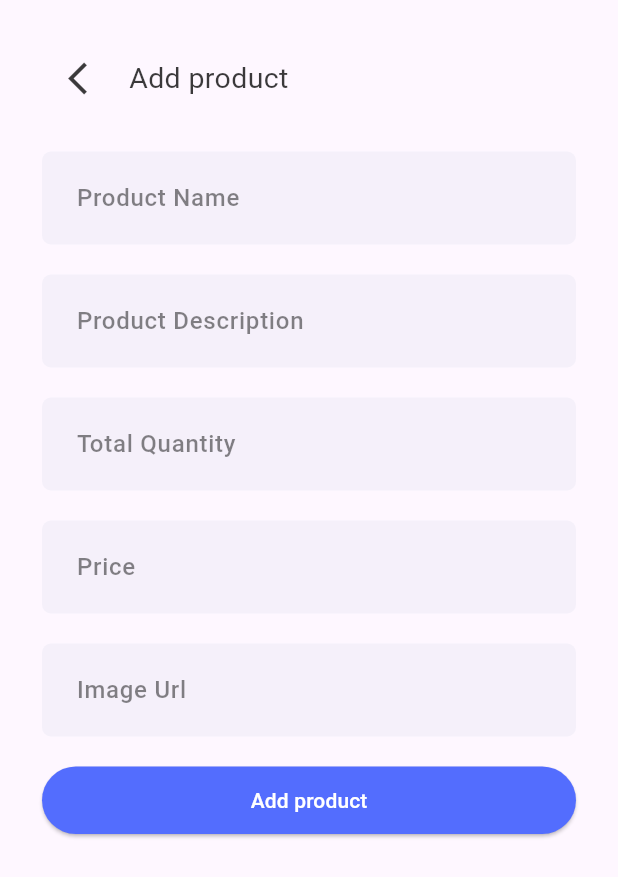
After one commit to vaibhavchoursiya/inventory-ui-firestore, a Flutter app: the AddProduct screen opened by its route, on a phone screen of 412 x 824 dp. The commit adds this screen. Shown: the top 877 px of the screen. Run offline on Flutter 3.47's test engine with Material 3 defaults, Android fonts, the phone set to English and light mode, and no system bars; our stand-ins replace cloud_firestore, firebase_core, font_awesome_flutter, go_router, google_fonts; accounts and stored records are empty; network calls fail; Roboto replaces fonts that are missing (Poppins).

Commit message:
add product page is added.

```diff
--- a/lib/main.dart
+++ b/lib/main.dart
@@ -1,6 +1,7 @@
 import 'package:firebase_core/firebase_core.dart';
 import 'package:flutter/material.dart';
 import 'package:inventory_management_app/firebase_options.dart';
+import 'package:inventory_management_app/providers/add_product_provider.dart';
 import 'package:inventory_management_app/providers/cart_provider.dart';
 import 'package:inventory_management_app/providers/home_provider.dart';
 import 'package:inventory_management_app/routes.dart';
@@ -25,6 +26,9 @@ class MyApp extends StatelessWidget {
         ChangeNotifierProvider(
           create: (context) => CartProvider(),
         ),
+        ChangeNotifierProvider(
+          create: (context) => AddProductProvider(),
+        ),
       ],
       child: MaterialApp.router(
         debugShowCheckedModeBanner: false,
--- a/lib/models/product_model.dart
+++ b/lib/models/product_model.dart
@@ -1,5 +1,6 @@
 class ProductModel {
   final String id;
+  final String imageUrl;
   final String name;
   final String description;
   final int totalQuantity;
@@ -8,6 +9,7 @@ class ProductModel {
 
   ProductModel(
       {required this.id,
+      required this.imageUrl,
       required this.name,
       required this.description,
       required this.totalQuantity,
@@ -19,6 +21,7 @@ class ProductModel {
       "name": name,
       "description": description,
       "totalQuantity": totalQuantity,
+      "imageUrl": imageUrl,
       "price": price,
     };
   }
@@ -26,6 +29,8 @@ class ProductModel {
   factory ProductModel.fromJson(Map model, String id) {
     return ProductModel(
         id: id,
+        imageUrl: model["imageUrl"] ??
+            "https://www.katyayaniorganics.com/wp-content/uploads/2022/09/PROM.png",
         name: model["name"],
         description: model["description"],
         totalQuantity: model["totalQuantity"],
--- /dev/null
+++ b/lib/providers/add_product_provider.dart
@@ -0,0 +1,38 @@
+import 'package:flutter/material.dart';
+import 'package:inventory_management_app/models/product_model.dart';
+import 'package:inventory_management_app/services/firebase_firestore_service.dart';
+
+class AddProductProvider extends ChangeNotifier {
+  bool processLoader = false;
+
+  TextEditingController productNameController = TextEditingController();
+  TextEditingController descriptionController = TextEditingController();
+  TextEditingController totalQuantityController = TextEditingController();
+  TextEditingController priceController = TextEditingController();
+  TextEditingController imageUrlController = TextEditingController();
+
+  resetTextEditingController() {
+    productNameController.clear();
+    descriptionController.clear();
+    totalQuantityController.clear();
+    priceController.clear();
+    imageUrlController.clear();
+  }
+
+  updateProcessLoader(value) {
+    processLoader = value;
+    notifyListeners();
+  }
+
+  addProduct() async {
+    updateProcessLoader(true);
+    final data = {
+      "name": productNameController.text.trim(),
+      "description": descriptionController.text.trim(),
+      "totalQuantity": int.parse(totalQuantityController.text.trim()),
+      "imageUrl": imageUrlController.text.trim(),
+      "price": double.parse(priceController.text.trim()),
+    };
+    await FirebaseFirestoreService.addProduct(data);
+  }
+}
--- a/lib/routes.dart
+++ b/lib/routes.dart
@@ -1,4 +1,5 @@
 import 'package:go_router/go_router.dart';
+import 'package:inventory_management_app/screens/add_product.dart';
 import 'package:inventory_management_app/screens/cart_screen.dart';
 import 'package:inventory_management_app/screens/home_screen.dart';
 
@@ -10,6 +11,11 @@ class AppRouter {
       builder: (context, state) => const HomeScreen(),
     ),
     GoRoute(
+      path: "/add_product",
+      name: "/add_product",
+      builder: (context, state) => const AddProduct(),
+    ),
+    GoRoute(
       path: "/cart",
       name: "/cart",
       builder: (context, state) {
--- /dev/null
+++ b/lib/screens/add_product.dart
@@ -0,0 +1,141 @@
+import 'package:flutter/material.dart';
+import 'package:google_fonts/google_fonts.dart';
+import 'package:inventory_management_app/apptheme.dart';
+import 'package:inventory_management_app/providers/add_product_provider.dart';
+import 'package:inventory_management_app/utilites/validators.dart';
+import 'package:inventory_management_app/widgets/mtext_form_field.dart';
+import 'package:inventory_management_app/widgets/simple_navbar.dart';
+import 'package:provider/provider.dart';
+
+class AddProduct extends StatelessWidget {
+  const AddProduct({super.key});
+
+  @override
+  Widget build(BuildContext context) {
+    final processLoader = context
+        .select<AddProductProvider, bool>((provider) => provider.processLoader);
+    const border = OutlineInputBorder(
+      borderSide: BorderSide.none,
+      borderRadius: BorderRadius.all(
+        Radius.circular(6),
+      ),
+    );
+    return Scaffold(
+      body: SafeArea(
+        child: SingleChildScrollView(
+          child: Stack(
+            children: [
+              Padding(
+                padding: const EdgeInsets.all(28.0),
+                child: Column(
+                  crossAxisAlignment: CrossAxisAlignment.end,
+                  children: [
+                    SimpleNavBar(
+                      text: "Add product",
+                      doYouWantDeleteButton: false,
+                      initialLoader: false,
+                      processLoader: processLoader,
+                    ),
+                    const SizedBox(
+                      height: 25.0,
+                    ),
+                    AddProductForm(border: border)
+                  ],
+                ),
+              ),
+              if (processLoader) ...[
+                const Positioned.fill(child: ModalBarrier()),
+                const Positioned.fill(
+                  child: Center(
+                    child: CircularProgressIndicator(),
+                  ),
+                ),
+              ]
+            ],
+          ),
+        ),
+      ),
+    );
+  }
+}
+
+class AddProductForm extends StatefulWidget {
+  const AddProductForm({
+    super.key,
+    required this.border,
+  });
+
+  final OutlineInputBorder border;
+
+  @override
+  State<AddProductForm> createState() => _AddProductFormState();
+}
+
+class _AddProductFormState extends State<AddProductForm> {
+  final GlobalKey<FormState> formkeyProduct = GlobalKey<FormState>();
+  @override
+  Widget build(BuildContext context) {
+    return Form(
+        key: formkeyProduct,
+        child: Column(
+          children: [
+            MTextFormFieldColumn(
+              border: widget.border,
+              hintText: "Product Name",
+              controller:
+                  context.read<AddProductProvider>().productNameController,
+              validator: Validators.emptyValidator,
+            ),
+            MTextFormFieldColumn(
+              border: widget.border,
+              hintText: "Product Description",
+              controller:
+                  context.read<AddProductProvider>().descriptionController,
+              validator: Validators.emptyValidator,
+            ),
+            MTextFormFieldColumn(
+              border: widget.border,
+              hintText: "Total Quantity",
+              controller:
+                  context.read<AddProductProvider>().totalQuantityController,
+              validator: Validators.emptyValidator,
+            ),
+            MTextFormFieldColumn(
+              border: widget.border,
+              hintText: "Price",
+              controller: context.read<AddProductProvider>().priceController,
+              validator: Validators.emptyValidator,
+            ),
+            MTextFormFieldColumn(
+              border: widget.border,
+              hintText: "Image Url",
+              controller: context.read<AddProductProvider>().imageUrlController,
+              validator: Validators.emptyValidator,
+            ),
+            SizedBox(
+              width: double.infinity,
+              height: 45.0,
+              child: ElevatedButton(
+                onPressed: () async {
+                  if (formkeyProduct.currentState!.validate()) {
+                    final addProductProvider =
+                        context.read<AddProductProvider>();
+                    await addProductProvider.addProduct();
+                    addProductProvider.updateProcessLoader(false);
+                    addProductProvider.resetTextEditingController();
+                  }
+                },
+                style: ElevatedButton.styleFrom(
+                  backgroundColor: Colors.indigoAccent,
+                  foregroundColor: Apptheme.light,
+                ),
+                child: Text(
+                  "Add product",
+                  style: GoogleFonts.roboto(),
+                ),
+              ),
+            )
+          ],
+        ));
+  }
+}
--- a/lib/screens/cart_screen.dart
+++ b/lib/screens/cart_screen.dart
@@ -94,6 +94,7 @@ class _CartScreenState extends State<CartScreen> {
                             SimpleNavBar(
                               initialLoader: initialLoader,
                               processLoader: processLoader,
+                              text: "Your cart 🛍️",
                             ),
                             const SizedBox(
                               height: 25.0,
--- a/lib/services/firebase_firestore_service.dart
+++ b/lib/services/firebase_firestore_service.dart
@@ -23,8 +23,8 @@ class FirebaseFirestoreService {
     return document.data();
   }
 
-  static Future<void> addProduct(ProductModel model) async {
-    await products.add(model.toMap());
+  static Future<void> addProduct(data) async {
+    await products.add(data);
   }
 
   static Future<void> updateProductById(String id, data) async {
--- a/lib/widgets/card_image_section.dart
+++ b/lib/widgets/card_image_section.dart
@@ -1,8 +1,10 @@
 import 'package:flutter/material.dart';
 
 class CardImageSection extends StatelessWidget {
+  final String imageUrl;
   const CardImageSection({
     super.key,
+    required this.imageUrl,
   });
 
   @override
--- a/lib/widgets/custom_drawer.dart
+++ b/lib/widgets/custom_drawer.dart
@@ -1,4 +1,5 @@
 import 'package:flutter/material.dart';
+import 'package:go_router/go_router.dart';
 import 'package:inventory_management_app/apptheme.dart';
 
 Widget customDrawer(BuildContext context) {
@@ -20,14 +21,15 @@ Widget customDrawer(BuildContext context) {
           leading: const Icon(Icons.home),
           title: const Text('Home'),
           onTap: () {
-            Navigator.pop(context);
+            context.pop();
           },
         ),
         ListTile(
           leading: const Icon(Icons.settings),
           title: const Text('Add Products'),
           onTap: () {
-            Navigator.pop(context);
+            context.pop();
+            context.pushNamed("/add_product");
           },
         ),
       ],
--- a/lib/widgets/product_card.dart
+++ b/lib/widgets/product_card.dart
@@ -23,7 +23,10 @@ class ProductCard extends StatelessWidget {
           mainAxisAlignment: MainAxisAlignment.center,
           crossAxisAlignment: CrossAxisAlignment.center,
           children: [
-            const CardImageSection(),
+            CardImageSection(
+              imageUrl:
+                  context.read<HomeProvider>().productList[index].imageUrl,
+            ),
             CardBody(
               productModel: context.watch<HomeProvider>().productList[index],
             ),
--- a/lib/widgets/simple_navbar.dart
+++ b/lib/widgets/simple_navbar.dart
@@ -11,10 +11,14 @@ class SimpleNavBar extends StatelessWidget {
     super.key,
     required this.initialLoader,
     required this.processLoader,
+    required this.text,
+    this.doYouWantDeleteButton = true,
   });
 
   final bool initialLoader;
   final bool processLoader;
+  final String text;
+  final bool doYouWantDeleteButton;
 
   @override
   Widget build(BuildContext context) {
@@ -40,7 +44,7 @@ class SimpleNavBar extends StatelessWidget {
               width: 10.0,
             ),
             Text(
-              "Your cart 🛍️",
+              text,
               style: GoogleFonts.aDLaMDisplay(
                 fontSize: 19.0,
                 color: Apptheme.dark.withOpacity(0.8),
@@ -49,6 +53,7 @@ class SimpleNavBar extends StatelessWidget {
             ),
           ],
         ),
+        if (doYouWantDeleteButton)
           IconButton(
               onPressed: () {
                 context.read<HomeProvider>().removeAddToCarts();
```
Lines whose indentation alone changed are shown as unchanged.
